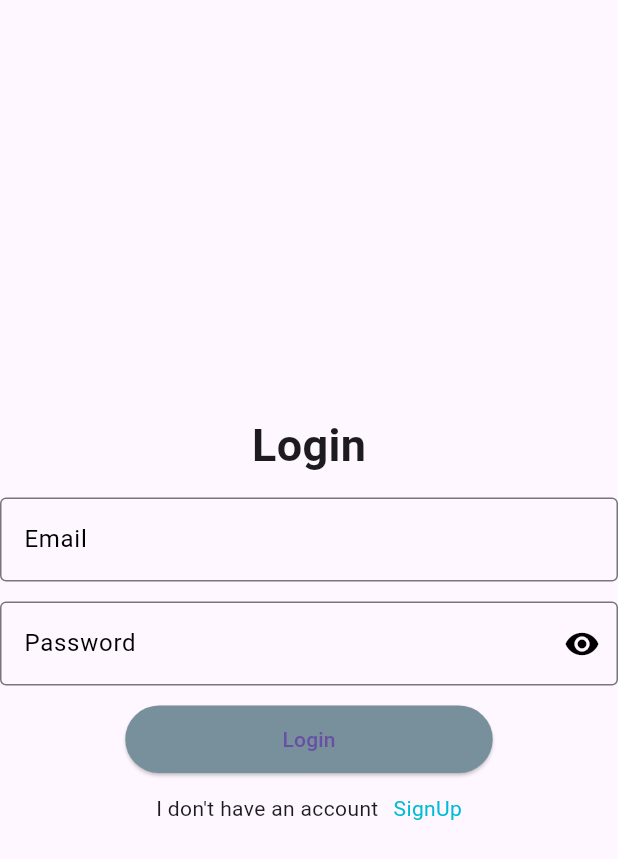
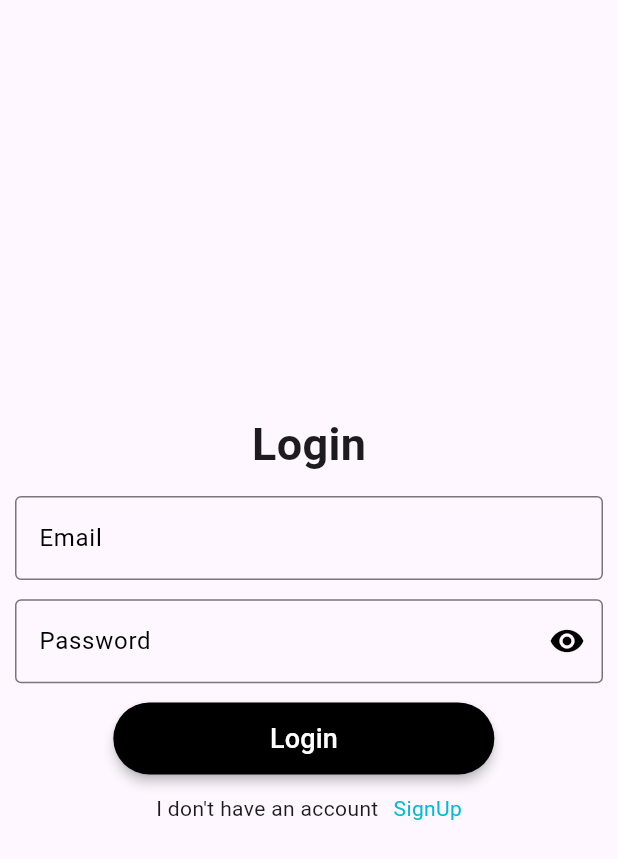
Before and after one commit to Rafael-cmd-html/machapstore1.1, a Flutter app: the screen it shows after launch, on a phone screen of 412 x 824 dp. Shown: the top 859 px of the screen. Run offline on Flutter 3.47's test engine with Material 3 defaults, Android fonts, the phone set to English and light mode, and no system bars; Roboto replaces fonts that are missing (Nunito).

Commit message:
CREATION BUTTON WIDGET COMPLETE

```diff
--- a/lib/screens/login.dart
+++ b/lib/screens/login.dart
@@ -37,6 +37,7 @@ class _login_state extends State<login> {
               children: <Widget>[
                 Container(
                   height: 300,
+                  margin: EdgeInsets.symmetric(horizontal: 10),
                   width: double.infinity,
                   child: Column(
                     mainAxisAlignment: MainAxisAlignment.spaceEvenly,
--- a/lib/widgets/my_button.dart
+++ b/lib/widgets/my_button.dart
@@ -3,18 +3,37 @@ import 'package:flutter/material.dart';
 class my_button extends StatelessWidget {
   final VoidCallback? onPressed;
   final String? name;
+
   my_button({this.name, this.onPressed});
+
   @override
   Widget build(BuildContext context) {
-    return Container(
-        height: 45,
-        width: 245,
+    return Align(
+      alignment: AlignmentDirectional(-0.05, 0.64),
+      child: Container(
+        height: 48, // Ajusta la altura según sea necesario
+        width: 254, // Ajusta el ancho según sea necesario
         child: ElevatedButton(
           style: ElevatedButton.styleFrom(
-            primary: Colors.blueGrey[400],
+            primary: Colors.black, // Ajusta el color según sea necesario
+            padding: EdgeInsetsDirectional.fromSTEB(24, 0, 24, 0),
+            elevation: 3,
+            shape: RoundedRectangleBorder(
+              borderRadius: BorderRadius.circular(40),
+            ),
           ),
           onPressed: onPressed,
-          child: Text(name!),
-        ));
+          child: Text(
+            name!,
+            style: TextStyle(
+              color:
+                  Colors.white, // Ajusta el color del texto según sea necesario
+              fontFamily: 'Nunito',
+              fontSize: 18, // Ajusta el tamaño de fuente según sea necesario
+            ),
+          ),
+        ),
+      ),
+    );
   }
 }
```
